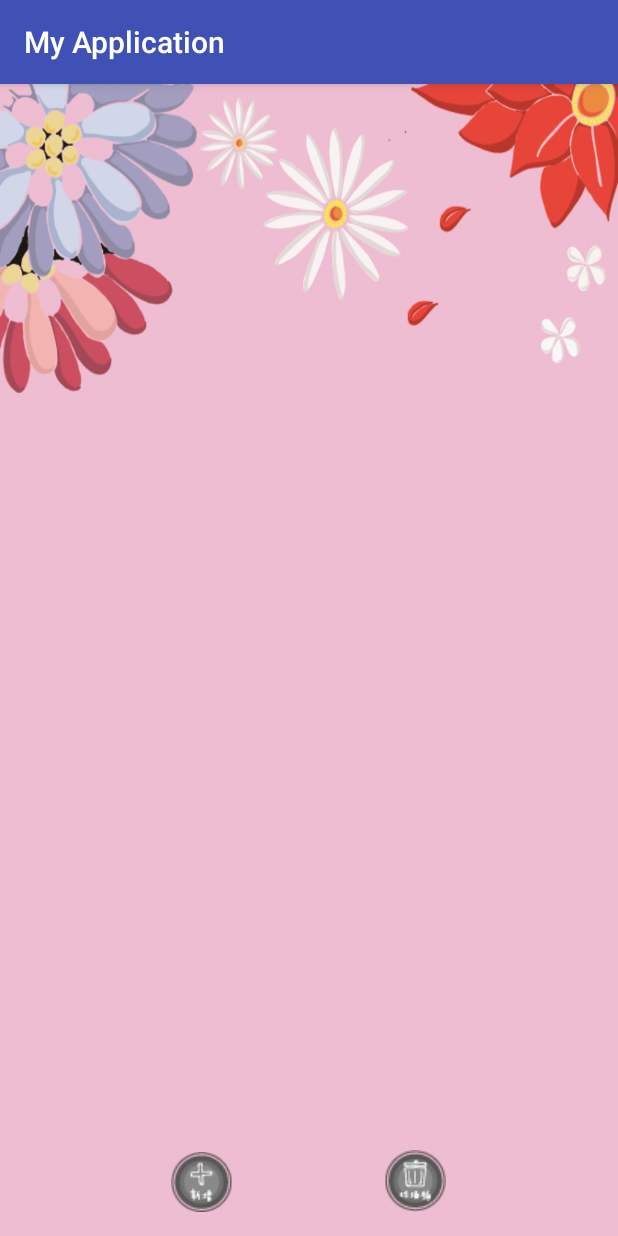
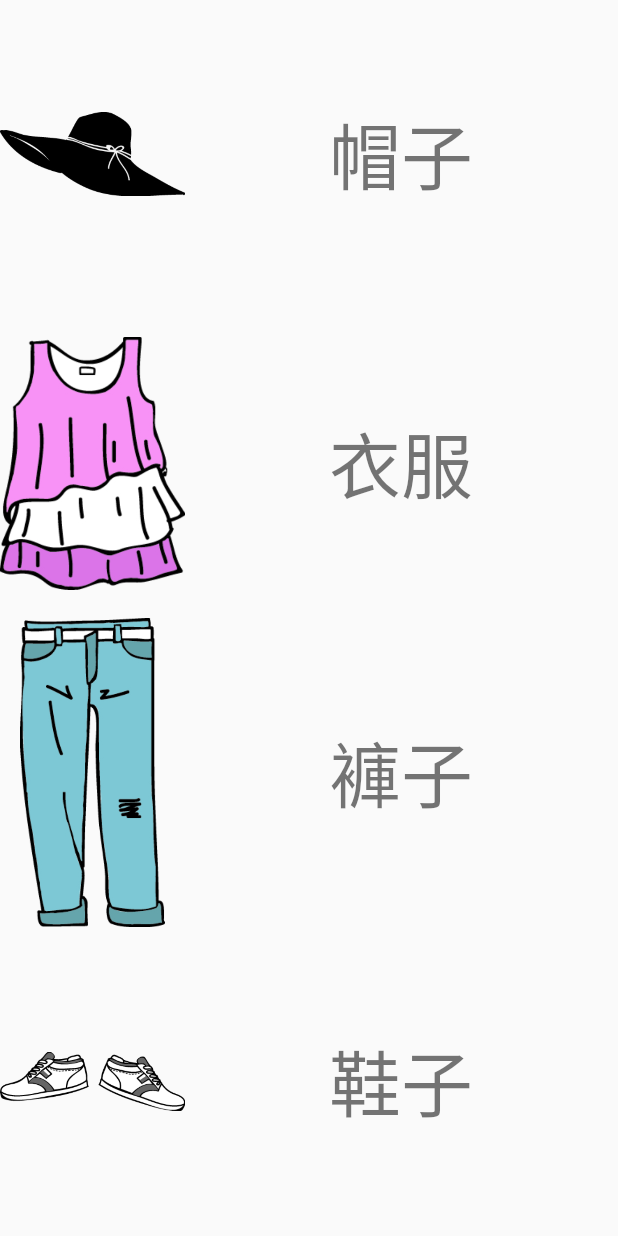
Before and after one commit to oscart820102/Cloth, an Android app: the screen it shows after launch (AlbumActivity before the commit, AlbumCategoryActivity after it), after a tap on an icon or button, on a phone screen of 412 x 824 dp. Run offline under Robolectric (Android 15) with nearby library versions, the phone set to English and light mode, and no system bars.

Commit message:
類別:可拍照存入DB 可從相簿觀看

```diff
--- a/app/build.gradle
+++ b/app/build.gradle
@@ -27,5 +27,6 @@ dependencies {
     compile 'com.github.bumptech.glide:glide:3.7.0'
     compile 'com.android.support:support-v4:23.4.0'
     compile 'com.android.support:support-vector-drawable:23.4.0'
+    compile 'com.android.support:design:23.4.0'
     testCompile 'junit:junit:4.12'
 }
--- a/app/src/main/AndroidManifest.xml
+++ b/app/src/main/AndroidManifest.xml
@@ -29,9 +29,10 @@
             android:name=".SettingsActivity"
             android:label="@string/title_activity_settings" />
         <activity android:name=".ThemePreferenceActivity" />
-        <activity android:name=".TakePicCategory" >
+        <activity android:name=".TakePicCategory">
             android:anyDensity=“true
         </activity>
+        <activity android:name=".AlbumCategoryActivity"></activity>
     </application>
 
 </manifest>
--- /dev/null
+++ b/app/src/main/java/drivequickstart/example/com/myapplication/AlbumCategoryActivity.java
@@ -0,0 +1,65 @@
+package drivequickstart.example.com.myapplication;
+
+import android.content.Intent;
+import android.support.v7.app.AppCompatActivity;
+import android.os.Bundle;
+import android.view.View;
+import android.widget.LinearLayout;
+
+public class AlbumCategoryActivity extends AppCompatActivity {
+    LinearLayout hatLayout;
+    LinearLayout clothLayout;
+    LinearLayout pantLayout;
+    LinearLayout shoeLayout;
+
+    @Override
+    protected void onCreate(Bundle savedInstanceState) {
+        super.onCreate(savedInstanceState);
+        setContentView(R.layout.activity_album_category);
+
+        getSupportActionBar().hide();
+
+        hatLayout = (LinearLayout) findViewById(R.id.album_category_hat_layout);
+        clothLayout = (LinearLayout) findViewById(R.id.album_category_cloth_layout);
+        pantLayout = (LinearLayout) findViewById(R.id.album_category_pant_layout);
+        shoeLayout = (LinearLayout) findViewById(R.id.album_category_shoe_layout);
+
+        hatLayout.setOnClickListener(new View.OnClickListener() {
+            @Override
+            public void onClick(View v) {
+                Intent intent = new Intent(AlbumCategoryActivity.this, AlbumActivity.class);
+                intent.putExtra(Constant.INTENT_CATEGORY, Constant.INTENT_HAT);
+                startActivity(intent);
+                finish();
+            }
+        });
+
+        clothLayout.setOnClickListener(new View.OnClickListener() {
+            @Override
+            public void onClick(View v) {
+                Intent intent = new Intent(AlbumCategoryActivity.this, AlbumActivity.class);
+                intent.putExtra(Constant.INTENT_CATEGORY, Constant.INTENT_CLOTH);
+                startActivity(intent);
+                finish();
+            }
+        });
+        pantLayout.setOnClickListener(new View.OnClickListener() {
+            @Override
+            public void onClick(View v) {
+                Intent intent = new Intent(AlbumCategoryActivity.this, AlbumActivity.class);
+                intent.putExtra(Constant.INTENT_CATEGORY, Constant.INTENT_PANT);
+                startActivity(intent);
+                finish();
+            }
+        });
+        shoeLayout.setOnClickListener(new View.OnClickListener() {
+            @Override
+            public void onClick(View v) {
+                Intent intent = new Intent(AlbumCategoryActivity.this, AlbumActivity.class);
+                intent.putExtra(Constant.INTENT_CATEGORY, Constant.INTENT_SHOE);
+                startActivity(intent);
+                finish();
+            }
+        });
+    }
+}
--- a/app/src/main/java/drivequickstart/example/com/myapplication/Homescreen.java
+++ b/app/src/main/java/drivequickstart/example/com/myapplication/Homescreen.java
@@ -84,7 +84,7 @@ public class Homescreen extends Activity {
             @Override
             public void onClick(View v) {
                 Intent intent = new Intent();
-                intent.setClass(Homescreen.this, AlbumActivity.class);
+                intent.setClass(Homescreen.this, AlbumCategoryActivity.class);
                 startActivity(intent);
             }
         });
--- /dev/null
+++ b/app/src/main/res/layout/activity_album_category.xml
@@ -0,0 +1,108 @@
+<?xml version="1.0" encoding="utf-8"?>
+<LinearLayout xmlns:android="http://schemas.android.com/apk/res/android"
+    xmlns:app="http://schemas.android.com/apk/res-auto"
+    xmlns:tools="http://schemas.android.com/tools"
+    android:orientation="vertical"
+    android:id="@+id/activity_album_category"
+    android:layout_width="match_parent"
+    android:layout_height="match_parent"
+    android:weightSum="4"
+    tools:context="drivequickstart.example.com.myapplication.AlbumCategoryActivity">
+
+    <LinearLayout
+        android:id="@+id/album_category_hat_layout"
+        android:orientation="horizontal"
+        android:weightSum="10"
+        android:gravity="center"
+        android:layout_weight="1"
+        android:layout_width="match_parent"
+        android:layout_height="0dp">
+
+        <ImageView
+            android:layout_width="0dp"
+            android:layout_height="wrap_content"
+            app:srcCompat="@drawable/ic_hat"
+            android:id="@+id/imageView"
+            android:layout_weight="3" />
+
+        <TextView
+            android:text="帽子"
+            android:layout_width="0dp"
+            android:layout_height="wrap_content"
+            android:textAlignment="center"
+            android:textSize="48sp"
+            android:layout_weight="7" />
+    </LinearLayout>
+
+    <LinearLayout
+        android:id="@+id/album_category_cloth_layout"
+        android:orientation="horizontal"
+        android:weightSum="10"
+        android:layout_weight="1"
+        android:gravity="center"
+        android:layout_width="match_parent"
+        android:layout_height="0dp">
+
+        <ImageView
+            android:layout_width="0dp"
+            android:layout_height="wrap_content"
+            app:srcCompat="@drawable/ic_cloth"
+            android:layout_weight="3" />
+
+        <TextView
+            android:text="衣服"
+            android:layout_width="0dp"
+            android:layout_height="wrap_content"
+            android:textAlignment="center"
+            android:textSize="48sp"
+            android:layout_weight="7" />
+    </LinearLayout>
+
+    <LinearLayout
+        android:id="@+id/album_category_pant_layout"
+        android:orientation="horizontal"
+        android:weightSum="10"
+        android:gravity="center"
+        android:layout_weight="1"
+        android:layout_width="match_parent"
+        android:layout_height="0dp">
+
+        <ImageView
+            android:layout_width="0dp"
+            android:layout_height="wrap_content"
+            app:srcCompat="@drawable/ic_pant"
+            android:layout_weight="3" />
+
+        <TextView
+            android:text="褲子"
+            android:layout_width="0dp"
+            android:layout_height="wrap_content"
+            android:textAlignment="center"
+            android:textSize="48sp"
+            android:layout_weight="7" />
+    </LinearLayout>
+
+    <LinearLayout
+        android:id="@+id/album_category_shoe_layout"
+        android:orientation="horizontal"
+        android:weightSum="10"
+        android:gravity="center"
+        android:layout_weight="1"
+        android:layout_width="match_parent"
+        android:layout_height="0dp">
+
+        <ImageView
+            android:layout_width="0dp"
+            android:layout_height="wrap_content"
+            app:srcCompat="@drawable/ic_shoe"
+            android:layout_weight="3" />
+
+        <TextView
+            android:text="鞋子"
+            android:layout_width="0dp"
+            android:layout_height="wrap_content"
+            android:textAlignment="center"
+            android:textSize="48sp"
+            android:layout_weight="7" />
+    </LinearLayout>
+</LinearLayout>
--- a/app/src/main/res/values/dimens.xml
+++ b/app/src/main/res/values/dimens.xml
@@ -2,4 +2,5 @@
     <!-- Default screen margins, per the Android Design guidelines. -->
     <dimen name="activity_horizontal_margin">16dp</dimen>
     <dimen name="activity_vertical_margin">16dp</dimen>
+    <dimen name="fab_margin">16dp</dimen>
 </resources>
--- a/app/src/main/res/values/strings.xml
+++ b/app/src/main/res/values/strings.xml
@@ -73,4 +73,5 @@
     <string name="pref_ringtone_silent">Silent</string>
 
     <string name="pref_title_vibrate">Vibrate</string>
+    <string name="title_activity_album_category">AlbumCategoryActivity</string>
 </resources>
```
Also changed, not shown: app/src/main/java/drivequickstart/example/com/myapplication/AlbumActivity.java (+25 -3 lines), app/src/main/java/drivequickstart/example/com/myapplication/Constant.java (+4 -4 lines), app/src/main/java/drivequickstart/example/com/myapplication/MyDAOdb.java (+19 -2 lines), app/src/main/res/values-v21/styles.xml (added, +9 -0 lines), app/src/main/res/values/styles.xml (+9 -0 lines), 1 other file.
